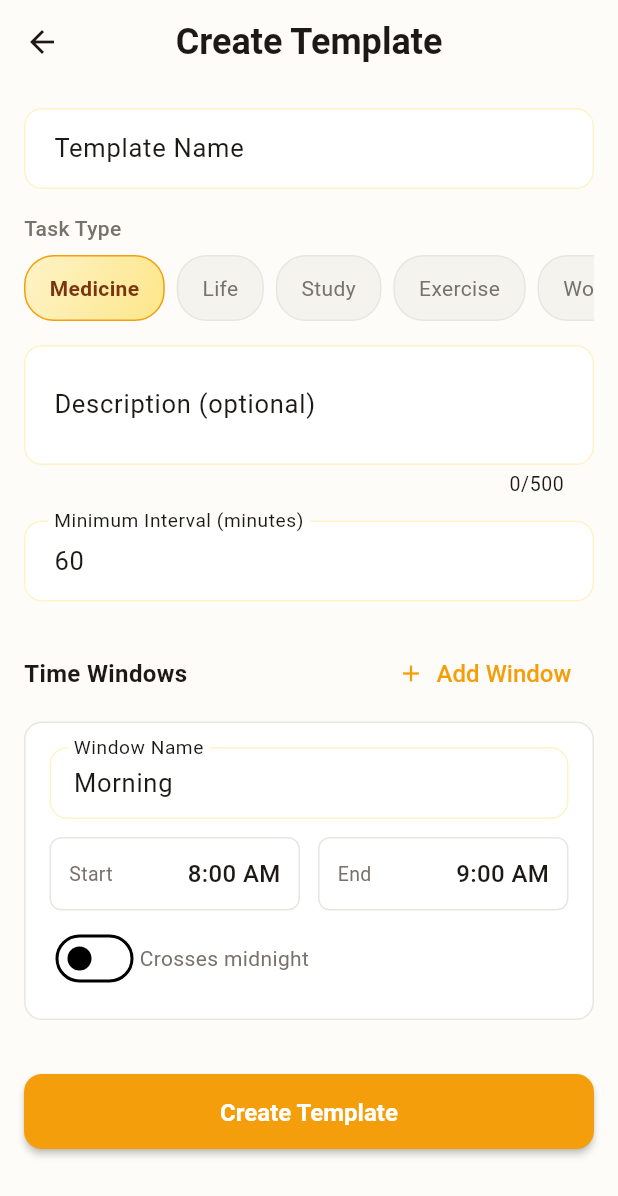
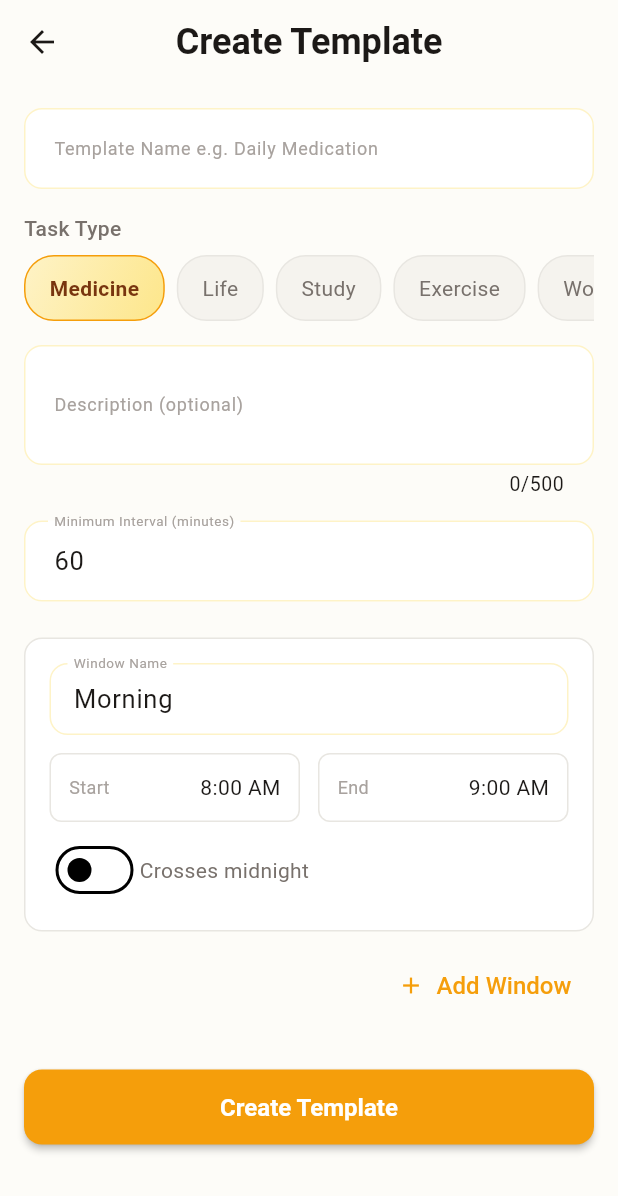
Before and after one commit to EimerQiu/Lumie_APP, a Flutter app: the CreateTemplateScreen screen opened by its route, on a phone screen of 412 x 824 dp. Shown: the top 1196 px of the screen. Run offline on Flutter 3.47's test engine with Material 3 defaults, Android fonts, the phone set to English and light mode, and no system bars; our stand-ins replace fl_chart, flutter_blue_plus, flutter_markdown, google_fonts, shared_preferences, table_calendar and 1 more; accounts and stored records are empty.

Commit message:
feat: update tasks module and deploy script
Co-Authored-By: Claude Sonnet 4.6 <noreply@anthropic.com>

```diff
--- a/lumie_activity_app/lib/features/tasks/screens/create_template_screen.dart
+++ b/lumie_activity_app/lib/features/tasks/screens/create_template_screen.dart
@@ -64,10 +64,11 @@ class _CreateTemplateScreenState extends State<CreateTemplateScreen> {
             // Template name
             TextFormField(
               controller: _nameController,
-              decoration: const InputDecoration(
-                labelText: 'Template Name',
-                hintText: 'e.g. Daily Medication Schedule',
-                border: OutlineInputBorder(),
+              decoration: InputDecoration(
+                labelText: 'Template Name e.g. Daily Medication',
+                labelStyle: TextStyle(fontSize: 12, color: AppColors.textLight, fontWeight: FontWeight.w400),
+                floatingLabelStyle: TextStyle(fontSize: 12, color: AppColors.textLight, fontWeight: FontWeight.w400),
+                border: const OutlineInputBorder(),
               ),
               validator: (value) {
                 if (value == null || value.trim().isEmpty) {
@@ -100,10 +101,13 @@ class _CreateTemplateScreenState extends State<CreateTemplateScreen> {
             // Description
             TextFormField(
               controller: _descController,
-              decoration: const InputDecoration(
+              decoration: InputDecoration(
                 labelText: 'Description (optional)',
+                labelStyle: TextStyle(fontSize: 12, color: AppColors.textLight, fontWeight: FontWeight.w400),
+                floatingLabelStyle: TextStyle(fontSize: 12, color: AppColors.textLight, fontWeight: FontWeight.w400),
                 hintText: 'Brief description of this template',
-                border: OutlineInputBorder(),
+                hintStyle: TextStyle(fontSize: 13, color: AppColors.textLight, fontWeight: FontWeight.w400),
+                border: const OutlineInputBorder(),
               ),
               maxLines: 2,
               maxLength: 500,
@@ -113,10 +117,12 @@ class _CreateTemplateScreenState extends State<CreateTemplateScreen> {
             // Min interval
             TextFormField(
               controller: _intervalController,
-              decoration: const InputDecoration(
+              decoration: InputDecoration(
                 labelText: 'Minimum Interval (minutes)',
+                labelStyle: TextStyle(fontSize: 12, color: AppColors.textLight, fontWeight: FontWeight.w400),
+                floatingLabelStyle: TextStyle(fontSize: 12, color: AppColors.textLight, fontWeight: FontWeight.w400),
                 hintText: '0',
-                border: OutlineInputBorder(),
+                border: const OutlineInputBorder(),
               ),
               keyboardType: TextInputType.number,
               validator: (value) {
@@ -131,30 +137,6 @@ class _CreateTemplateScreenState extends State<CreateTemplateScreen> {
             ),
             const SizedBox(height: 24),
 
-            // Time windows header
-            Row(
-              children: [
-                const Text(
-                  'Time Windows',
-                  style: TextStyle(
-                    fontSize: 16,
-                    fontWeight: FontWeight.w600,
-                    color: AppColors.textPrimary,
-                  ),
-                ),
-                const Spacer(),
-                TextButton.icon(
-                  onPressed: _addWindow,
-                  icon: const Icon(Icons.add, size: 18),
-                  label: const Text('Add Window'),
-                  style: TextButton.styleFrom(
-                    foregroundColor: AppColors.primaryLemonDark,
-                  ),
-                ),
-              ],
-            ),
-            const SizedBox(height: 8),
-
             // Time window editors
             ...List.generate(_windows.length, (index) {
               return TimeWindowEditor(
@@ -168,6 +150,20 @@ class _CreateTemplateScreenState extends State<CreateTemplateScreen> {
                     : null,
               );
             }),
+
+            // Add window button
+            Align(
+              alignment: Alignment.centerRight,
+              child: TextButton.icon(
+                onPressed: _addWindow,
+                icon: const Icon(Icons.add, size: 18),
+                label: const Text('Add Window'),
+                style: TextButton.styleFrom(
+                  foregroundColor: AppColors.primaryLemonDark,
+                ),
+              ),
+            ),
+            const SizedBox(height: 8),
 
             const SizedBox(height: 24),
 
--- a/lumie_activity_app/lib/features/tasks/screens/templates_list_screen.dart
+++ b/lumie_activity_app/lib/features/tasks/screens/templates_list_screen.dart
@@ -171,7 +171,7 @@ class _TemplateCard extends StatelessWidget {
                   template.templateName,
                   style: const TextStyle(
                     fontSize: 18,
-                    fontWeight: FontWeight.w600,
+                    fontWeight: FontWeight.w500,
                     color: AppColors.textPrimary,
                   ),
                 ),
--- a/lumie_activity_app/lib/features/tasks/widgets/time_window_editor.dart
+++ b/lumie_activity_app/lib/features/tasks/widgets/time_window_editor.dart
@@ -53,31 +53,18 @@ class TimeWindowEditor extends StatelessWidget {
   Widget build(BuildContext context) {
     return Container(
       margin: const EdgeInsets.only(bottom: 12),
-      padding: const EdgeInsets.all(16),
+      padding: const EdgeInsets.fromLTRB(16, 16, 16, 16),
       decoration: BoxDecoration(
         color: AppColors.backgroundWhite,
         borderRadius: BorderRadius.circular(12),
         border: Border.all(color: AppColors.surfaceLight),
       ),
-      child: Column(
-        crossAxisAlignment: CrossAxisAlignment.start,
+      child: Stack(
         children: [
-          // Delete button
-          if (onDelete != null) ...[
-            Align(
-              alignment: Alignment.centerRight,
-              child: IconButton(
-                onPressed: onDelete,
-                icon: const Icon(Icons.close, size: 20),
-                color: AppColors.textSecondary,
-                padding: EdgeInsets.zero,
-                constraints: const BoxConstraints(),
-              ),
-            ),
-            const SizedBox(height: 4),
-          ],
-
-          // Window name
+          Column(
+            crossAxisAlignment: CrossAxisAlignment.start,
+            children: [
+              // Window name
           TextField(
             onChanged: (value) {
               data.name = value;
@@ -85,12 +72,15 @@ class TimeWindowEditor extends StatelessWidget {
             },
             controller: TextEditingController(text: data.name)
               ..selection = TextSelection.collapsed(offset: data.name.length),
-            decoration: const InputDecoration(
+            decoration: InputDecoration(
               labelText: 'Window Name',
+              labelStyle: TextStyle(fontSize: 12, color: AppColors.textLight, fontWeight: FontWeight.w400),
+              floatingLabelStyle: TextStyle(fontSize: 12, color: AppColors.textLight, fontWeight: FontWeight.w400),
               hintText: 'e.g. Morning, Afternoon',
-              border: OutlineInputBorder(),
+              hintStyle: TextStyle(fontSize: 13, color: AppColors.textLight, fontWeight: FontWeight.w400),
+              border: const OutlineInputBorder(),
               contentPadding:
-                  EdgeInsets.symmetric(horizontal: 12, vertical: 10),
+                  const EdgeInsets.symmetric(horizontal: 12, vertical: 10),
             ),
           ),
           const SizedBox(height: 12),
@@ -144,7 +134,7 @@ class TimeWindowEditor extends StatelessWidget {
                   data.isNextDay = value;
                   onChanged(data);
                 },
-                activeColor: AppColors.primaryLemonDark,
+                activeThumbColor: AppColors.primaryLemonDark,
               ),
               const Text(
                 'Crosses midnight',
@@ -155,6 +145,21 @@ class TimeWindowEditor extends StatelessWidget {
               ),
             ],
           ),
+            ],
+          ),
+          // Delete button positioned at top right
+          if (onDelete != null)
+            Positioned(
+              top: 8,
+              right: 8,
+              child: IconButton(
+                onPressed: onDelete,
+                icon: const Icon(Icons.close, size: 20),
+                color: AppColors.textSecondary,
+                padding: EdgeInsets.zero,
+                constraints: const BoxConstraints(),
+              ),
+            ),
         ],
       ),
     );
@@ -192,15 +197,16 @@ class _TimePickerButton extends StatelessWidget {
             Text(
               label,
               style: const TextStyle(
-                fontSize: 13,
-                color: AppColors.textSecondary,
+                fontSize: 12,
+                color: AppColors.textLight,
+                fontWeight: FontWeight.w400,
               ),
             ),
             Text(
               timeStr,
               style: const TextStyle(
-                fontSize: 16,
-                fontWeight: FontWeight.w500,
+                fontSize: 14,
+                fontWeight: FontWeight.w400,
                 color: AppColors.textPrimary,
               ),
             ),
```
Also changed, not shown: lumie_activity_app/lib/features/tasks/screens/create_task_screen.dart (+11 -5 lines), lumie_activity_app/lib/shared/widgets/scroll_datetime_picker.dart (+4 -4 lines), 2 other files.
